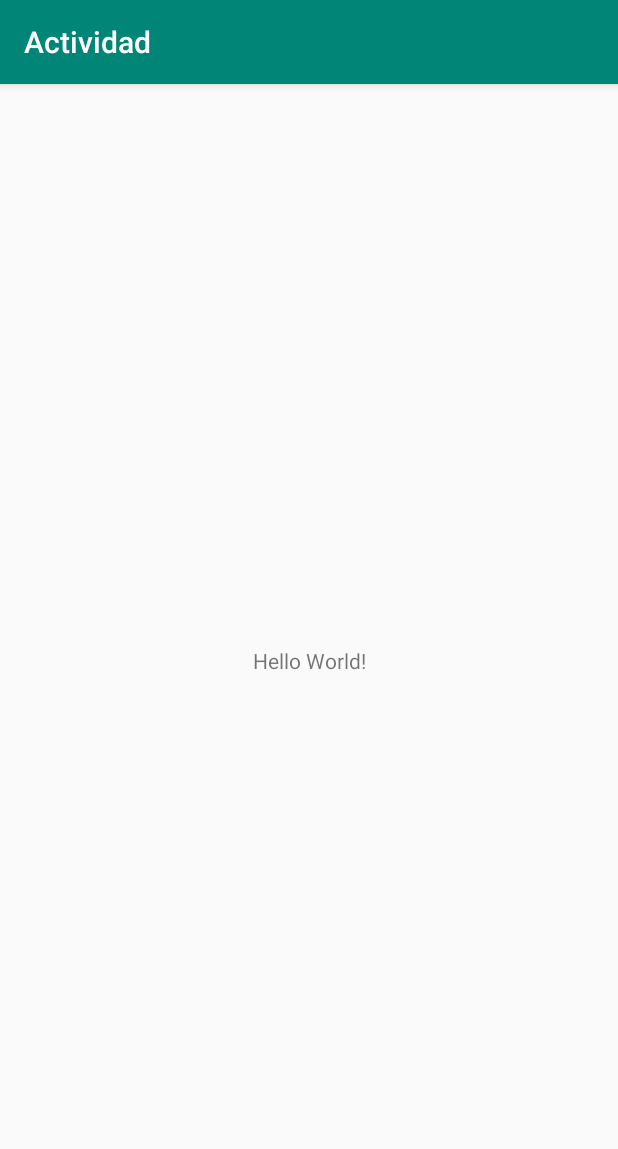
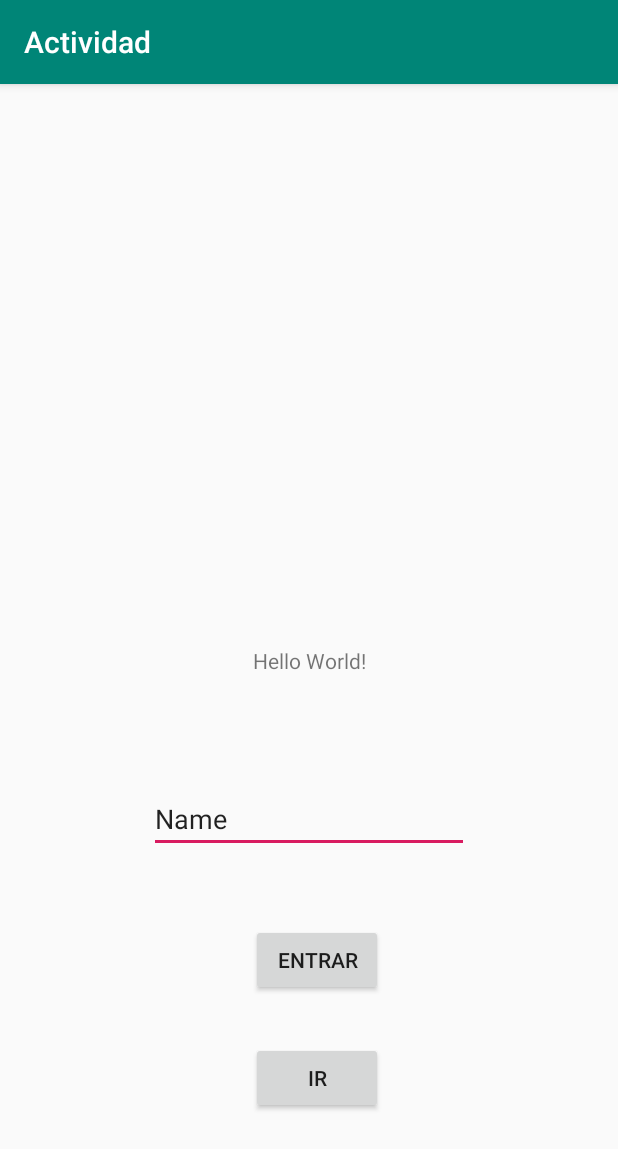
Before and after one commit to kaxer1/Act, an Android app: the screen it shows after launch (MainActivity), on a phone screen of 412 x 824 dp. Shown: the top 1149 px of the screen. Run offline under Robolectric (Android 15) with nearby library versions, the phone set to English and light mode, and no system bars.

Commit message:
commit 1

```diff
--- a/app/src/main/AndroidManifest.xml
+++ b/app/src/main/AndroidManifest.xml
@@ -1,6 +1,8 @@
 <?xml version="1.0" encoding="utf-8"?>
 <manifest xmlns:android="http://schemas.android.com/apk/res/android"
     package="com.example.actividad">
+
+    <uses-permission android:name="android.permission.INTERNET"/>
 
     <application
         android:allowBackup="true"
@@ -9,6 +11,8 @@
         android:roundIcon="@mipmap/ic_launcher_round"
         android:supportsRtl="true"
         android:theme="@style/AppTheme">
+        <activity android:name=".navegador"></activity>
+        <activity android:name=".AcercaDe" />
         <activity android:name=".MainActivity">
             <intent-filter>
                 <action android:name="android.intent.action.MAIN" />
--- a/app/src/main/res/layout/activity_main.xml
+++ b/app/src/main/res/layout/activity_main.xml
@@ -2,11 +2,13 @@
 <androidx.constraintlayout.widget.ConstraintLayout xmlns:android="http://schemas.android.com/apk/res/android"
     xmlns:app="http://schemas.android.com/apk/res-auto"
     xmlns:tools="http://schemas.android.com/tools"
+    android:id="@+id/acercaDe"
     android:layout_width="match_parent"
     android:layout_height="match_parent"
     tools:context=".MainActivity">
 
     <TextView
+        android:id="@+id/textView2"
         android:layout_width="wrap_content"
         android:layout_height="wrap_content"
         android:text="Hello World!"
@@ -15,4 +17,43 @@
         app:layout_constraintRight_toRightOf="parent"
         app:layout_constraintTop_toTopOf="parent" />
 
+    <Button
+        android:id="@+id/acercaDe"
+        android:layout_width="wrap_content"
+        android:layout_height="wrap_content"
+        android:onClick="acercaDe"
+        android:text="Entrar"
+        app:layout_constraintBottom_toBottomOf="parent"
+        app:layout_constraintEnd_toEndOf="parent"
+        app:layout_constraintHorizontal_bias="0.517"
+        app:layout_constraintStart_toStartOf="parent"
+        app:layout_constraintTop_toTopOf="parent"
+        app:layout_constraintVertical_bias="0.778" />
+
+    <EditText
+        android:id="@+id/editText"
+        android:layout_width="wrap_content"
+        android:layout_height="wrap_content"
+        android:ems="10"
+        android:inputType="textPersonName"
+        android:text="Name"
+        app:layout_constraintBottom_toBottomOf="parent"
+        app:layout_constraintEnd_toEndOf="parent"
+        app:layout_constraintStart_toStartOf="parent"
+        app:layout_constraintTop_toTopOf="parent"
+        app:layout_constraintVertical_bias="0.647" />
+
+    <Button
+        android:id="@+id/navegador"
+        android:layout_width="wrap_content"
+        android:layout_height="wrap_content"
+        android:onClick="navegador"
+        android:text="ir"
+        app:layout_constraintBottom_toBottomOf="parent"
+        app:layout_constraintEnd_toEndOf="parent"
+        app:layout_constraintHorizontal_bias="0.517"
+        app:layout_constraintStart_toStartOf="parent"
+        app:layout_constraintTop_toTopOf="parent"
+        app:layout_constraintVertical_bias="0.887" />
+
 </androidx.constraintlayout.widget.ConstraintLayout>
```
Also changed, not shown: app/src/main/java/com/example/actividad/AcercaDe.java (added, +28 -0 lines), app/src/main/java/com/example/actividad/MainActivity.java (+22 -0 lines), app/src/main/java/com/example/actividad/navegador.java (added, +26 -0 lines), app/src/main/res/layout/activity_acerca_de.xml (added, +28 -0 lines), app/src/main/res/layout/activity_navegador.xml (added, +15 -0 lines).
